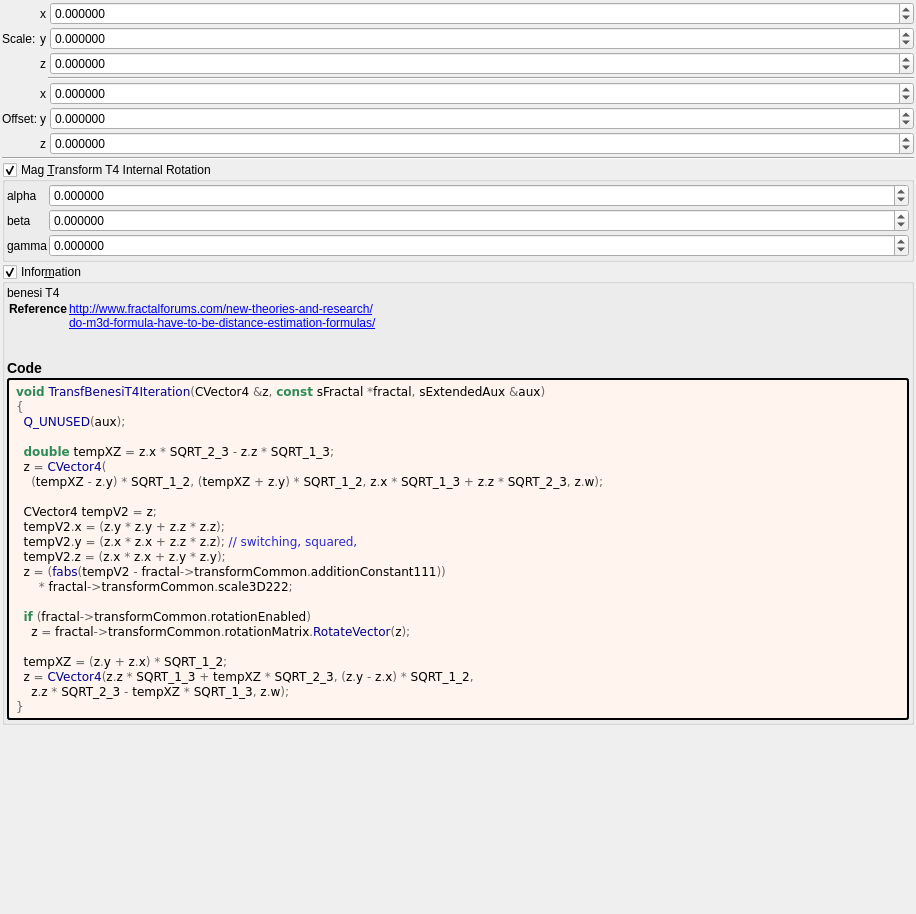
Above: mandelbulber2/formula/ui/transf_benesi_t4.ui from buddhi1980/mandelbulber2 before the change. Below: the same form after it.
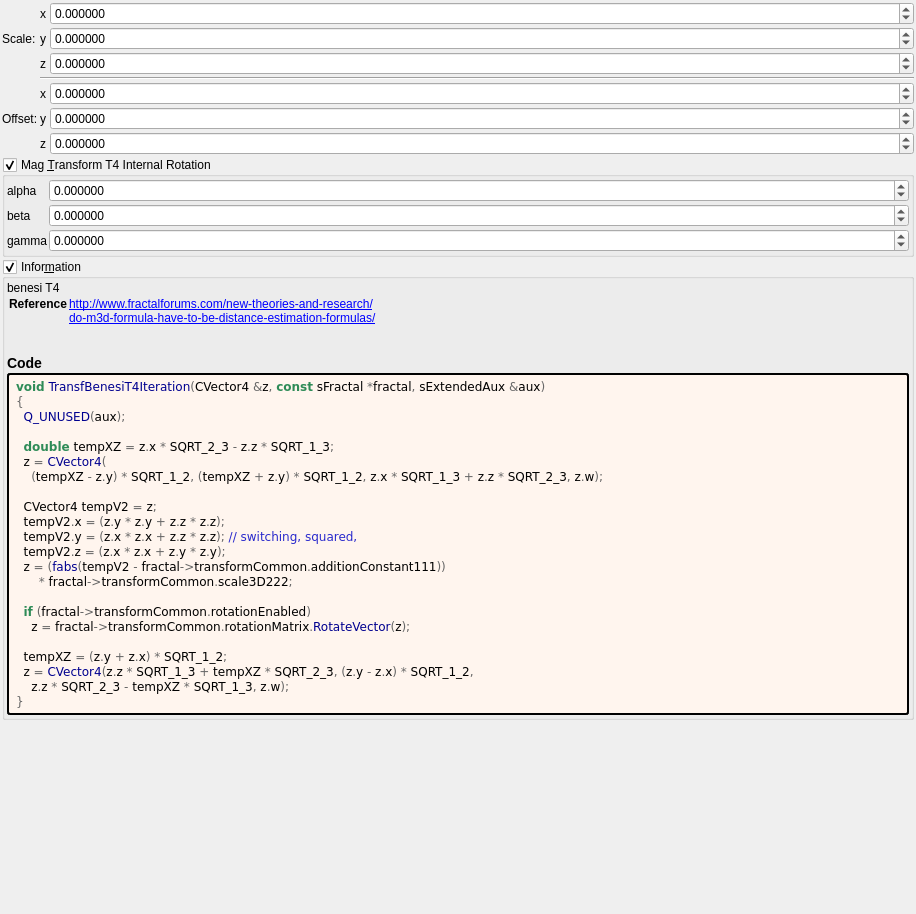
That is the form after the change. Custom widgets are drawn as their Qt base class.

```diff
--- a/mandelbulber2/formula/ui/transf_benesi_t4.ui
+++ b/mandelbulber2/formula/ui/transf_benesi_t4.ui
@@ -258,7 +258,7 @@
        </property>
       </widget>
      </item>
-     <item row="3" column="3" colspan="2">
+     <item row="3" column="2" colspan="3">
       <widget class="Line" name="line_53">
        <property name="orientation">
         <enum>Qt::Horizontal</enum>
@@ -267,13 +267,6 @@
      </item>
     </layout>
    </item>
-   <item>
-    <widget class="Line" name="line_55">
-     <property name="orientation">
-      <enum>Qt::Horizontal</enum>
-     </property>
-    </widget>
-   </item>
    <item>
     <widget class="MyGroupBox" name="groupCheck_transf_rotation_enabled">
      <property name="title">
```
Left out of the diff: 2 changed lines with no effect on the pictures.
